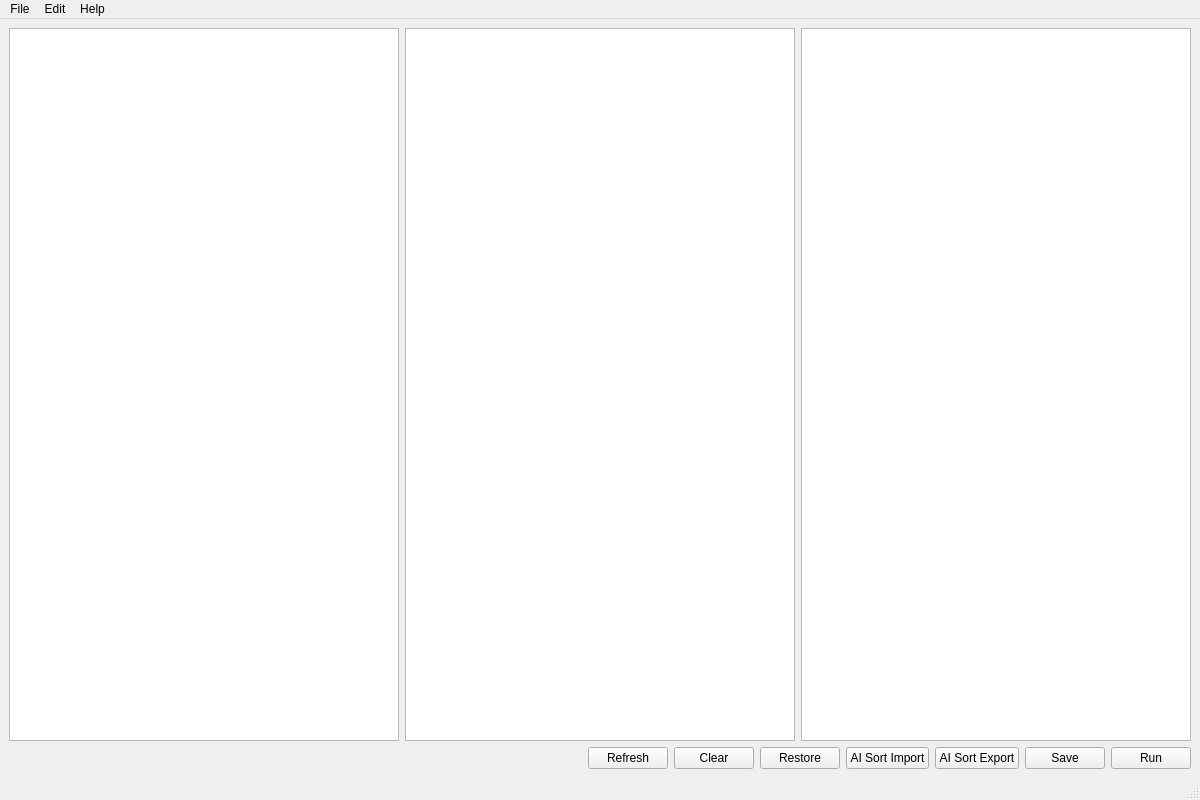
AllenWu233/ruka-kmm, file src/ruka_kmm/ui/main-window.ui: the form before one commit.
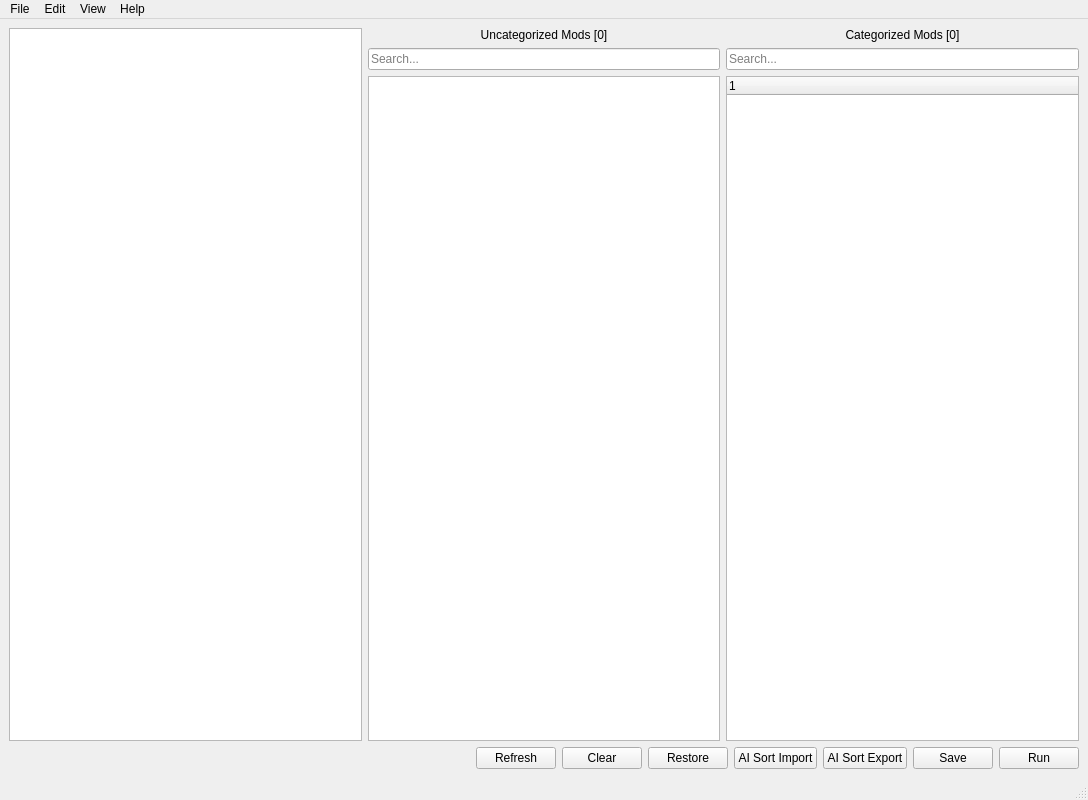
The form after the commit.

What changed in the file:
```diff
--- a/src/ruka_kmm/ui/main-window.ui
+++ b/src/ruka_kmm/ui/main-window.ui
@@ -6,7 +6,7 @@
    <rect>
     <x>0</x>
     <y>0</y>
-    <width>1200</width>
+    <width>1088</width>
     <height>800</height>
    </rect>
   </property>
@@ -36,10 +36,61 @@
        <widget class="QColumnView" name="modInfo"/>
       </item>
       <item>
-       <widget class="QListWidget" name="uncategorizedMods"/>
+       <layout class="QVBoxLayout" name="verticalLayout">
+        <item>
+         <widget class="QLabel" name="label_uncategorized_mods">
+          <property name="text">
+           <string>Uncategorized Mods [0]</string>
+          </property>
+          <property name="alignment">
+           <set>Qt::AlignmentFlag::AlignCenter</set>
+          </property>
+         </widget>
+        </item>
+        <item>
+         <widget class="QLineEdit" name="uncat_search_line">
+          <property name="text">
+           <string/>
+          </property>
+          <property name="placeholderText">
+           <string>Search...</string>
+          </property>
+         </widget>
+        </item>
+        <item>
+         <widget class="QListWidget" name="uncategorizedMods"/>
+        </item>
+       </layout>
       </item>
       <item>
-       <widget class="QListWidget" name="categorizedMods"/>
+       <layout class="QVBoxLayout" name="verticalLayout_2">
+        <item>
+         <widget class="QLabel" name="label_categorized_mods">
+          <property name="text">
+           <string>Categorized Mods [0]</string>
+          </property>
+          <property name="alignment">
+           <set>Qt::AlignmentFlag::AlignCenter</set>
+          </property>
+         </widget>
+        </item>
+        <item>
+         <widget class="QLineEdit" name="cat_search_line">
+          <property name="placeholderText">
+           <string>Search...</string>
+          </property>
+         </widget>
+        </item>
+        <item>
+         <widget class="QTreeWidget" name="categorizedMods">
+          <column>
+           <property name="text">
+            <string notr="true">1</string>
+           </property>
+          </column>
+         </widget>
+        </item>
+       </layout>
       </item>
      </layout>
     </item>
@@ -116,7 +167,7 @@
     <rect>
      <x>0</x>
      <y>0</y>
-     <width>1200</width>
+     <width>1088</width>
      <height>37</height>
     </rect>
    </property>
@@ -145,9 +196,19 @@
     <addaction name="actionMods_Sorting_Guide"/>
     <addaction name="separator"/>
     <addaction name="actionAbout"/>
+    <addaction name="actionCheck_for_Updates"/>
+   </widget>
+   <widget class="QMenu" name="menuView">
+    <property name="title">
+     <string>View</string>
+    </property>
+    <addaction name="actionToggle_Pin_for_Uncategorized_Mods"/>
+    <addaction name="separator"/>
+    <addaction name="actionReset_to_Default_Category"/>
    </widget>
    <addaction name="menusort"/>
    <addaction name="menuEdit"/>
+   <addaction name="menuView"/>
    <addaction name="menuHelp"/>
   </widget>
   <widget class="QStatusBar" name="statusbar"/>
```
Left out of the diff: 37 changed lines with no effect on the pictures.
